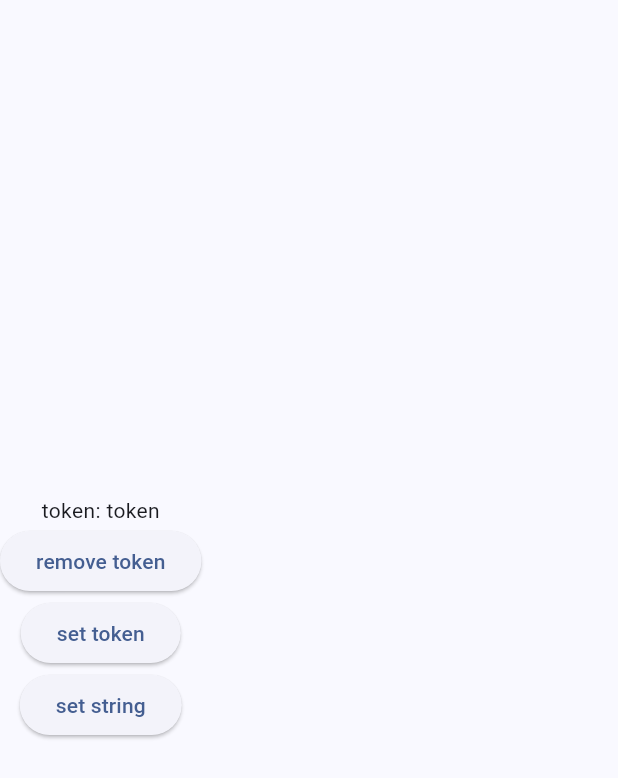
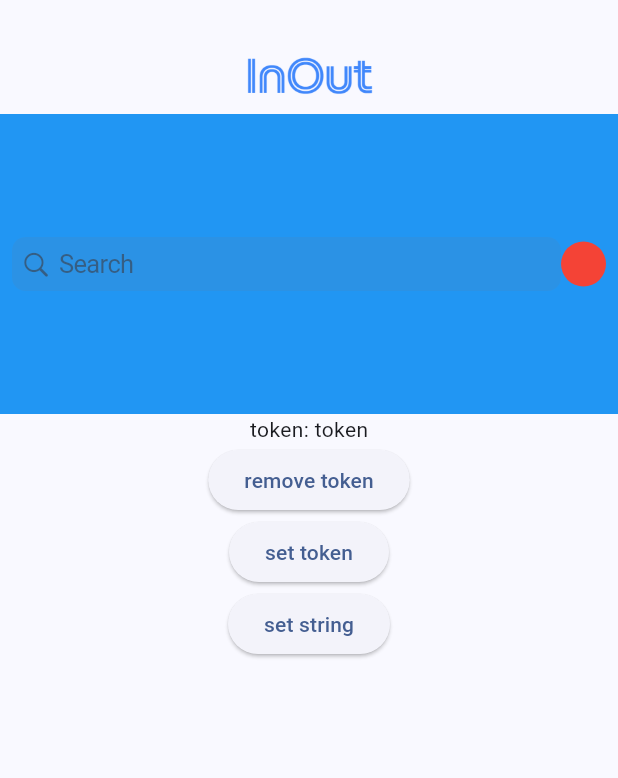
Before and after one commit to TheDP66/flutter_rust_application, a Flutter app: the DashboardScreen screen opened directly, on a phone screen of 412 x 824 dp. Shown: the top 778 px of the screen. Run offline on Flutter 3.47's test engine with Material 3 defaults, Android fonts, the phone set to English and light mode, and no system bars; our stand-ins replace dio, equatable, flutter_bloc, flutter_dotenv, get_it, shared_preferences; accounts and stored records are empty.

Commit message:
fix: :construction: dashboard page

```diff
--- a/lib/presentation/pages/dashboard_screen.dart
+++ b/lib/presentation/pages/dashboard_screen.dart
@@ -1,3 +1,4 @@
+import 'package:flutter/cupertino.dart';
 import 'package:flutter/material.dart';
 import 'package:shared_preferences/shared_preferences.dart';
 
@@ -29,6 +30,53 @@ class _DashboardScreenState extends State<DashboardScreen> {
   @override
   Widget build(BuildContext context) {
     return Scaffold(
+      body: NestedScrollView(
+        headerSliverBuilder: (BuildContext context, bool innerBoxIsScrolled) {
+          return [
+            SliverToBoxAdapter(
+              child: SizedBox(height: 20),
+            ),
+            SliverAppBar(
+              title: Padding(
+                padding: const EdgeInsets.only(
+                  top: 30,
+                  bottom: 20,
+                ),
+                child: Center(
+                  child: Hero(
+                    tag: "icon-tag",
+                    child: Image.asset(
+                      "assets/images/icon.png",
+                      height: 85,
+                    ),
+                  ),
+                ),
+              ),
+              floating: true,
+              pinned: true,
+              automaticallyImplyLeading: false,
+              bottom: PreferredSize(
+                preferredSize: Size.fromHeight(200),
+                child: Container(
+                  height: 200,
+                  color: Colors.blue,
+                  child: Padding(
+                    padding: const EdgeInsets.all(8.0),
+                    child: Row(
+                      children: [
+                        Expanded(child: CupertinoSearchTextField()),
+                        CircleAvatar(
+                          radius: 15,
+                          backgroundColor: Colors.red,
+                        ),
+                      ],
+                    ),
+                  ),
+                ),
+              ),
+            )
+          ];
+        },
         body: Column(
           mainAxisAlignment: MainAxisAlignment.center,
           crossAxisAlignment: CrossAxisAlignment.center,
@@ -62,7 +110,11 @@ class _DashboardScreenState extends State<DashboardScreen> {
               },
               child: Text("set string"),
             ),
+            SizedBox(
+              height: 10000,
+            ),
           ],
+        ),
       ),
     );
   }
```
Lines whose indentation alone changed are shown as unchanged.
